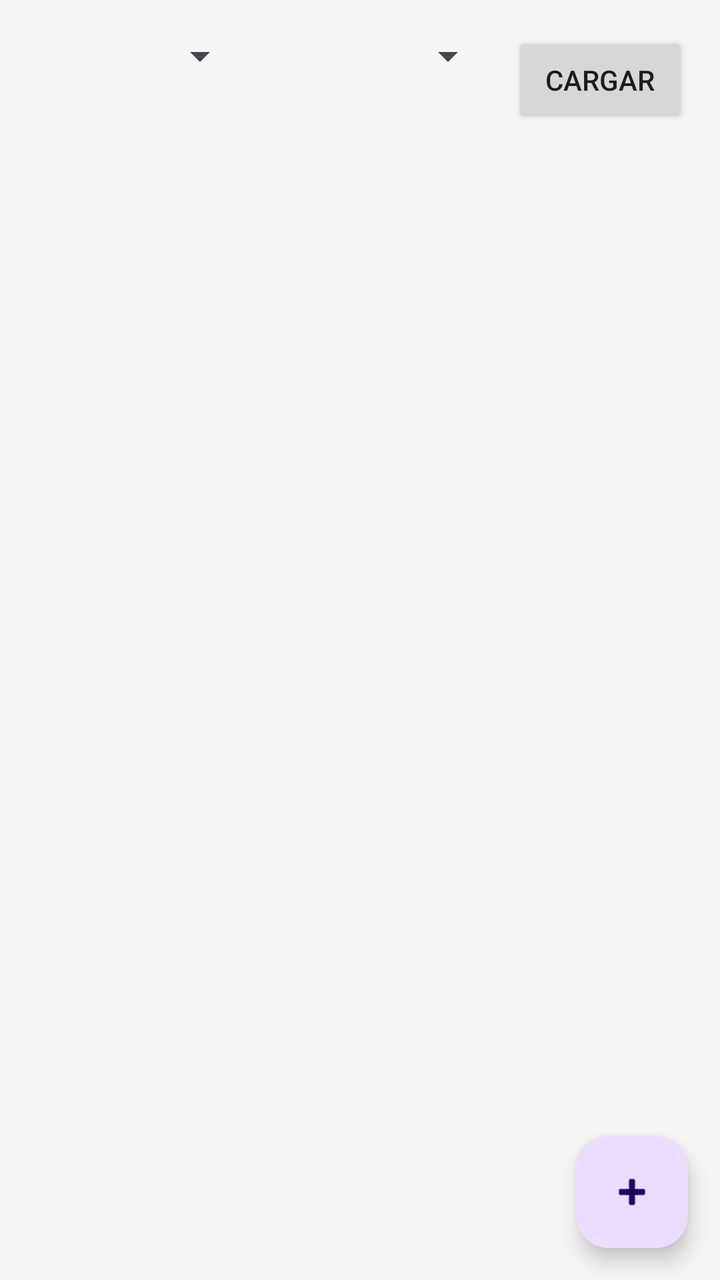
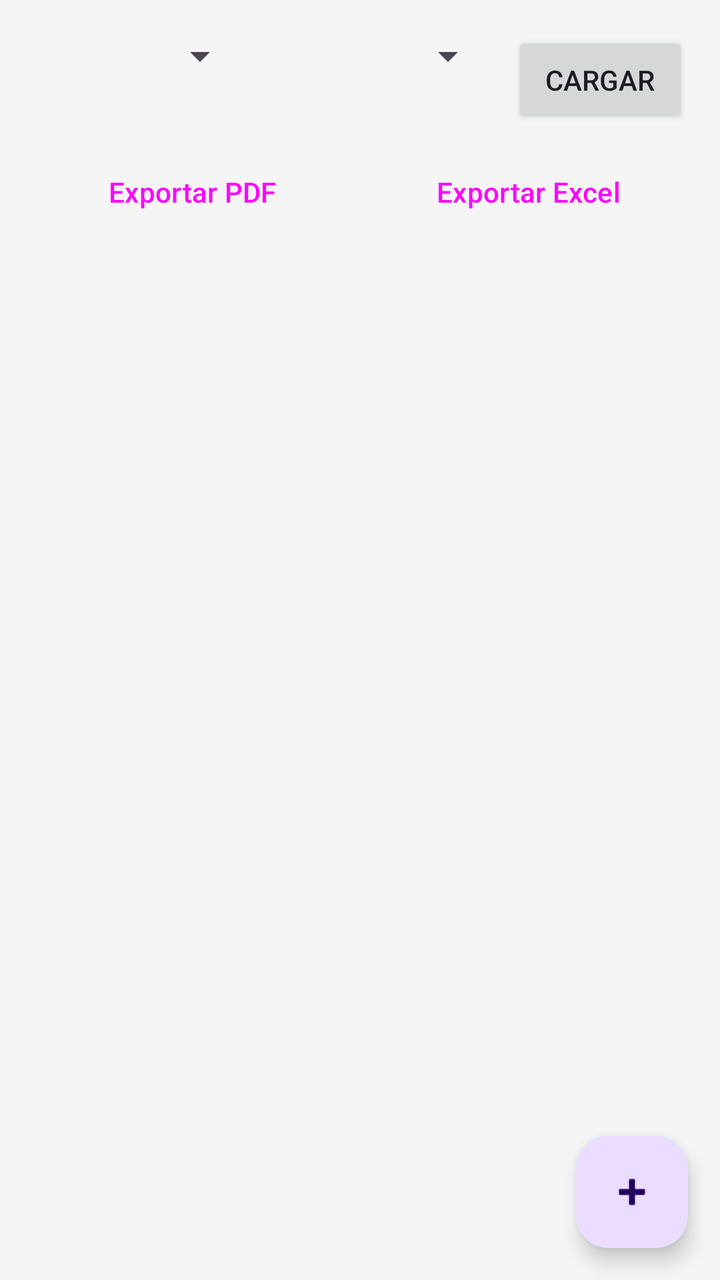

An Android layout rendered at two revisions. The XML below is the earlier revision; the diff shows what the commit changed to produce the second picture.
<!-- AndroidManifest.xml: application theme Theme.CongregationReports -->
<!-- res/layout/activity_report_list.xml -->
<?xml version="1.0" encoding="utf-8"?>
<androidx.coordinatorlayout.widget.CoordinatorLayout xmlns:android="http://schemas.android.com/apk/res/android"
    xmlns:app="http://schemas.android.com/apk/res-auto"
    android:layout_width="match_parent"
    android:layout_height="match_parent">

    <LinearLayout
        android:layout_width="match_parent"
        android:layout_height="match_parent"
        android:orientation="vertical">

        <LinearLayout
            android:layout_width="match_parent"
            android:layout_height="wrap_content"
            android:orientation="horizontal"
            android:padding="16dp">

            <Spinner
                android:id="@+id/spinnerMonth"
                android:layout_width="0dp"
                android:layout_height="wrap_content"
                android:layout_weight="1"
                android:layout_marginEnd="8dp" />

            <Spinner
                android:id="@+id/spinnerYear"
                android:layout_width="0dp"
                android:layout_height="wrap_content"
                android:layout_weight="1"
                android:layout_marginStart="8dp" />

            <Button
                android:id="@+id/buttonLoadReports"
                android:layout_width="wrap_content"
                android:layout_height="wrap_content"
                android:text="Cargar"
                android:layout_marginStart="8dp" />
        </LinearLayout>

        <androidx.recyclerview.widget.RecyclerView
            android:id="@+id/recyclerViewReports"
            android:layout_width="match_parent"
            android:layout_height="0dp"
            android:layout_weight="1"
            android:padding="8dp" />
    </LinearLayout>

    <com.google.android.material.floatingactionbutton.FloatingActionButton
        android:id="@+id/fabAddReport"
        android:layout_width="wrap_content"
        android:layout_height="wrap_content"
        android:layout_gravity="bottom|end"
        android:layout_margin="16dp"
        android:contentDescription="Agregar informe"
        app:srcCompat="@android:drawable/ic_input_add" />

</androidx.coordinatorlayout.widget.CoordinatorLayout>
<!-- resources referenced by this layout -->
<resources>
  <style name="Theme.CongregationReports" parent="Base.Theme.CongregationReports">
          <item name="android:windowContentTransitions">true</item>
      </style>
  <style name="Base.Theme.CongregationReports" parent="Theme.Material3.DayNight.NoActionBar">
          <item name="colorPrimary">@color/primary</item>
          <item name="colorPrimaryDark">@color/primary_dark</item>
          <item name="colorAccent">@color/accent</item>
          <item name="android:statusBarColor">@color/primary_dark</item>
          <item name="android:windowBackground">@color/background</item>
      </style>
  <color name="primary">#2196F3</color>
  <color name="primary_dark">#1976D2</color>
  <color name="accent">#FF9800</color>
  <color name="background">#F5F5F5</color>
</resources>

<!-- the commit's change to res/layout/activity_report_list.xml (unified diff, before → after) -->
@@ -12,29 +12,60 @@
         <LinearLayout
             android:layout_width="match_parent"
             android:layout_height="wrap_content"
-            android:orientation="horizontal"
+            android:orientation="vertical"
             android:padding="16dp">
 
-            <Spinner
-                android:id="@+id/spinnerMonth"
-                android:layout_width="0dp"
+            <LinearLayout
+                android:layout_width="match_parent"
                 android:layout_height="wrap_content"
-                android:layout_weight="1"
-                android:layout_marginEnd="8dp" />
+                android:orientation="horizontal">
 
-            <Spinner
-                android:id="@+id/spinnerYear"
-                android:layout_width="0dp"
+                <Spinner
+                    android:id="@+id/spinnerMonth"
+                    android:layout_width="0dp"
+                    android:layout_height="wrap_content"
+                    android:layout_weight="1"
+                    android:layout_marginEnd="8dp" />
+
+                <Spinner
+                    android:id="@+id/spinnerYear"
+                    android:layout_width="0dp"
+                    android:layout_height="wrap_content"
+                    android:layout_weight="1"
+                    android:layout_marginStart="8dp" />
+
+                <Button
+                    android:id="@+id/buttonLoadReports"
+                    android:layout_width="wrap_content"
+                    android:layout_height="wrap_content"
+                    android:text="Cargar"
+                    android:layout_marginStart="8dp" />
+            </LinearLayout>
+
+            <LinearLayout
+                android:layout_width="match_parent"
                 android:layout_height="wrap_content"
-                android:layout_weight="1"
-                android:layout_marginStart="8dp" />
+                android:orientation="horizontal"
+                android:layout_marginTop="8dp">
 
-            <Button
-                android:id="@+id/buttonLoadReports"
-                android:layout_width="wrap_content"
-                android:layout_height="wrap_content"
-                android:text="Cargar"
-                android:layout_marginStart="8dp" />
+                <Button
+                    android:id="@+id/buttonExportPdf"
+                    android:layout_width="0dp"
+                    android:layout_height="wrap_content"
+                    android:layout_weight="1"
+                    android:text="Exportar PDF"
+                    android:layout_marginEnd="4dp"
+                    style="@style/Widget.Material3.Button.OutlinedButton" />
+
+                <Button
+                    android:id="@+id/buttonExportExcel"
+                    android:layout_width="0dp"
+                    android:layout_height="wrap_content"
+                    android:layout_weight="1"
+                    android:text="Exportar Excel"
+                    android:layout_marginStart="4dp"
+                    style="@style/Widget.Material3.Button.OutlinedButton" />
+            </LinearLayout>
         </LinearLayout>
 
         <androidx.recyclerview.widget.RecyclerView
